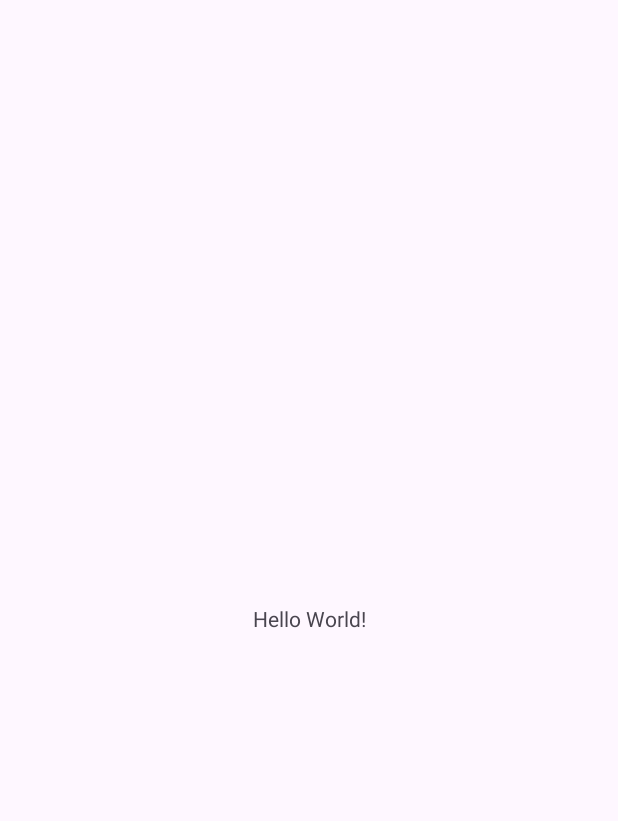
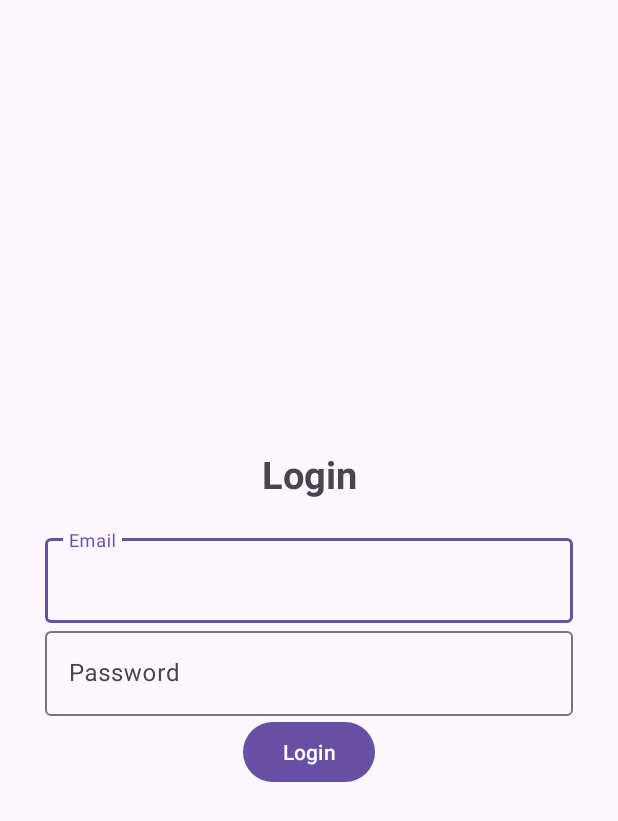
Before and after one commit to ErgaDN/Together, an Android app: the screen it shows after launch (MainActivity before the commit, Login after it), on a phone screen of 412 x 824 dp. Before the commit the part shown is almost empty. Shown: the top 821 px of the screen. Run offline under Robolectric (Android 15) with nearby library versions, the phone set to English and light mode, and no system bars.

Commit message:
Login and Register

```diff
--- a/app/build.gradle
+++ b/app/build.gradle
@@ -1,5 +1,6 @@
 plugins {
     id 'com.android.application'
+    id 'com.google.gms.google-services'
 }
 
 android {
@@ -33,6 +34,7 @@ dependencies {
     implementation 'androidx.appcompat:appcompat:1.6.1'
     implementation 'com.google.android.material:material:1.11.0'
     implementation 'androidx.constraintlayout:constraintlayout:2.1.4'
+    implementation 'com.google.firebase:firebase-auth:22.3.1'
     testImplementation 'junit:junit:4.13.2'
     androidTestImplementation 'androidx.test.ext:junit:1.1.5'
     androidTestImplementation 'androidx.test.espresso:espresso-core:3.5.1'
--- /dev/null
+++ b/app/src/main/java/com/example/together/Login.java
@@ -0,0 +1,14 @@
+package com.example.together;
+
+import androidx.appcompat.app.AppCompatActivity;
+
+import android.os.Bundle;
+
+public class Login extends AppCompatActivity {
+
+    @Override
+    protected void onCreate(Bundle savedInstanceState) {
+        super.onCreate(savedInstanceState);
+        setContentView(R.layout.activity_login);
+    }
+}
--- /dev/null
+++ b/app/src/main/res/layout/activity_login.xml
@@ -0,0 +1,49 @@
+<?xml version="1.0" encoding="utf-8"?>
+<LinearLayout xmlns:android="http://schemas.android.com/apk/res/android"
+    xmlns:app="http://schemas.android.com/apk/res-auto"
+    xmlns:tools="http://schemas.android.com/tools"
+    android:layout_width="match_parent"
+    android:orientation="vertical"
+    android:gravity="center"
+    android:layout_height="match_parent"
+    android:padding="30dp"
+    tools:context=".Login">
+
+    <TextView
+        android:text="@string/login"
+        android:textSize="25sp"
+        android:layout_marginBottom="20dp"
+        android:textStyle="bold"
+        android:gravity="center"
+        android:layout_width="match_parent"
+        android:layout_height="wrap_content" />
+
+    <com.google.android.material.textfield.TextInputLayout
+        android:layout_width="match_parent"
+        android:layout_height="wrap_content">
+
+        <com.google.android.material.textfield.TextInputEditText
+            android:id="@+id/email"
+            android:hint="@string/email"
+            android:layout_width="match_parent"
+            android:layout_height="wrap_content" />
+    </com.google.android.material.textfield.TextInputLayout>
+
+    <com.google.android.material.textfield.TextInputLayout
+        android:layout_width="match_parent"
+        android:layout_height="wrap_content">
+
+        <com.google.android.material.textfield.TextInputEditText
+            android:id="@+id/password"
+            android:hint="@string/password"
+            android:layout_width="match_parent"
+            android:layout_height="wrap_content" />
+    </com.google.android.material.textfield.TextInputLayout>
+
+    <Button
+        android:id="@+id/btn_login"
+        android:text="@string/login"
+        android:layout_width="wrap_content"
+        android:layout_height="wrap_content" />
+
+</LinearLayout>
--- a/app/src/main/res/values/strings.xml
+++ b/app/src/main/res/values/strings.xml
@@ -1,3 +1,7 @@
 <resources>
     <string name="app_name">Together</string>
+    <string name="login">Login</string>
+    <string name="email">Email</string>
+    <string name="password">Password</string>
+    <string name="register">Register</string>
 </resources>
--- a/build.gradle
+++ b/build.gradle
@@ -1,4 +1,8 @@
-// Top-level build file where you can add configuration options common to all sub-projects/modules.
+buildscript {
+    dependencies {
+        classpath 'com.google.gms:google-services:4.4.0'
+    }
+}// Top-level build file where you can add configuration options common to all sub-projects/modules.
 plugins {
 id 'com.android.application' version '8.2.1' apply false
 }
```
Also changed, not shown: app/src/main/AndroidManifest.xml (+13 -2 lines), app/src/main/java/com/example/together/Register.java (added, +14 -0 lines), app/src/main/res/layout/activity_register.xml (added, +49 -0 lines).
